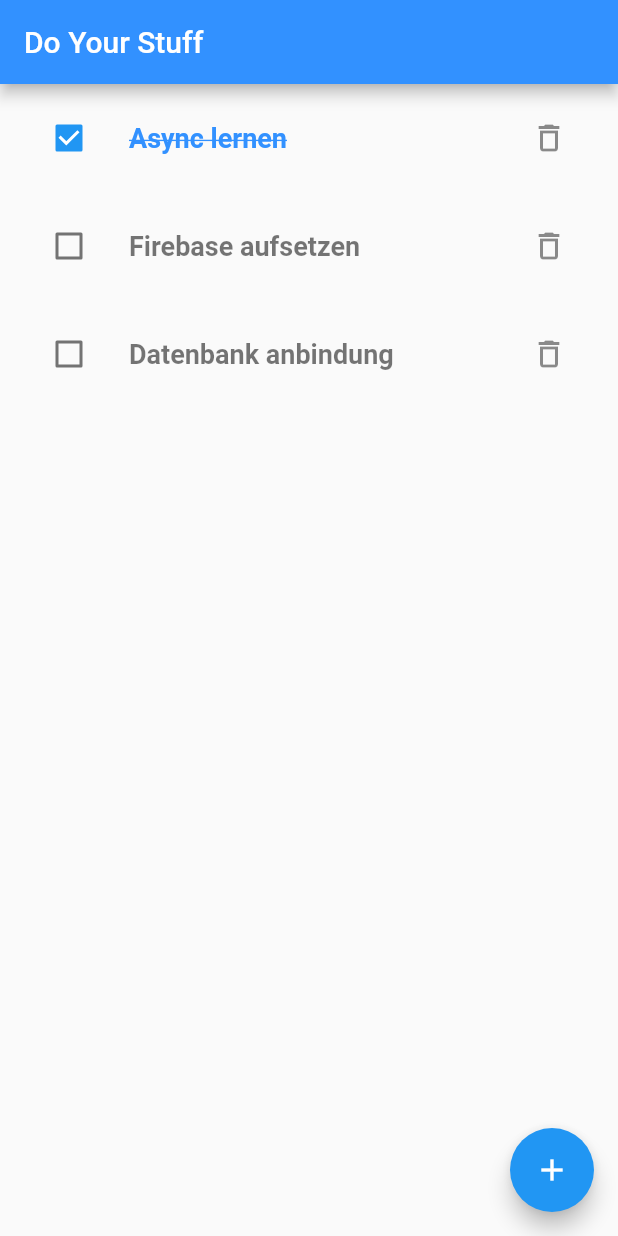
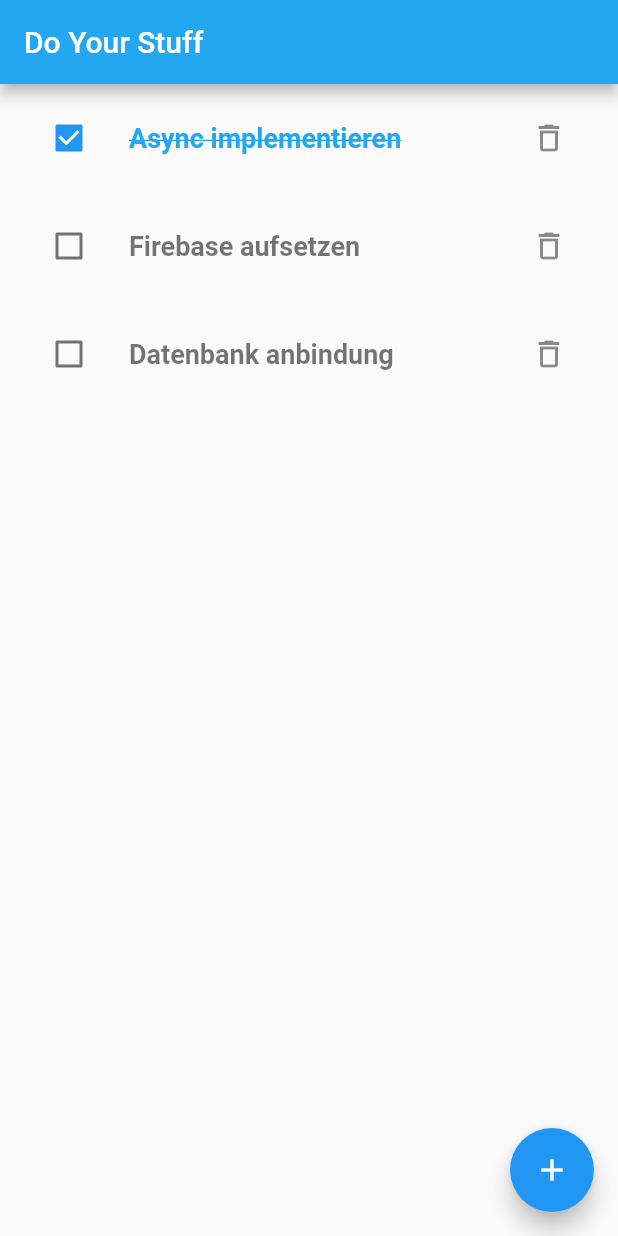
Before and after one commit to LarsBuecker/FlutterToDo, a Flutter app: the screen it shows after launch, on a phone screen of 412 x 824 dp. Run offline on Flutter 3.47's test engine with Material 2 defaults, Android fonts, the phone set to English and light mode, and no system bars.

Commit message:
Main color changed

```diff
--- a/todo/lib/add_item_dialog.dart
+++ b/todo/lib/add_item_dialog.dart
@@ -38,7 +38,7 @@ class _AddItemDialogState extends State<AddItemDialog> {
                 ),
                 RaisedButton(
                   onPressed: save,
-                  color: Color.fromRGBO(50, 145, 255, 100),
+                  color: Color.fromRGBO(34, 167, 240, 100),
                   child: Text('Save', style: TextStyle(color: Colors.white)),
                 )
               ],
--- a/todo/lib/main.dart
+++ b/todo/lib/main.dart
@@ -12,12 +12,7 @@ class ToDo extends StatefulWidget {
 }
 
 class _ToDoState extends State<ToDo> {
-  Map<String, bool> todos = {
-    'ToDo1': false,
-    'ToDo2': false,
-    'ToDo3': false,
-    'ToDo4': false,
-  };
+  Map<String, bool> todos = { };
 
   void addToDo(String todo) {
     setState(() {
@@ -75,7 +70,7 @@ class _ToDoState extends State<ToDo> {
     Future<Map<String, bool>> dataFuture =
         Future.delayed(Duration(seconds: 2), () {
       return {
-        'Async lernen': true,
+        'Async implementieren': true,
         'Firebase aufsetzen': false,
         'Datenbank anbindung': false
       };
@@ -106,7 +101,7 @@ class _ToDoState extends State<ToDo> {
     return Scaffold(
       appBar: AppBar(
         title: Text('Do Your Stuff'),
-        backgroundColor: Color.fromRGBO(50, 145, 255, 100),
+        backgroundColor: Color.fromRGBO(34, 167, 240, 100),
       ),
       body: ListView.builder(
         itemCount: todos.length,
--- a/todo/lib/to_do_item.dart
+++ b/todo/lib/to_do_item.dart
@@ -23,7 +23,7 @@ class ToDoItem extends StatelessWidget {
           style: TextStyle(
             fontSize: 18.0,
             fontWeight: FontWeight.w600,
-            color: done ? Color.fromRGBO(50, 145, 255, 100) : Colors.black54,
+            color: done ? Color.fromRGBO(34, 167, 240, 100) : Colors.black54,
             decoration: done ? TextDecoration.lineThrough : TextDecoration.none,
           ),
         ),
```
Also changed, not shown: todo/lib/detail_screen.dart (+14 -32 lines).
